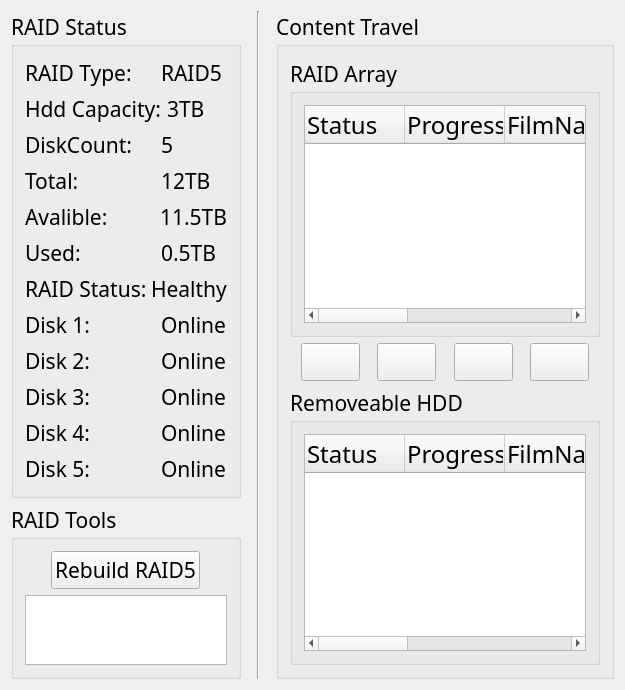
killerlife/CineCast, file src/UI/CineCastUi/CineCastUi/raid.ui: the form before one commit.
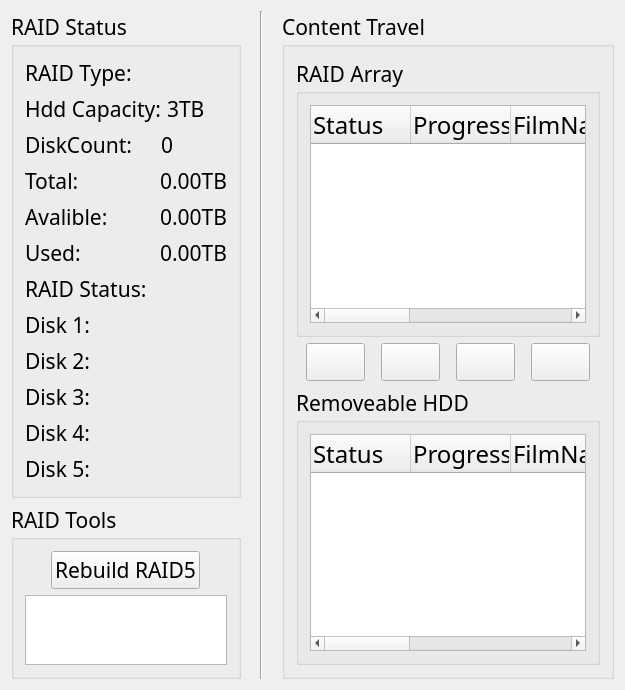
The form after the commit. Icons and pictures are not drawn.

```diff
--- a/src/UI/CineCastUi/CineCastUi/raid.ui
+++ b/src/UI/CineCastUi/CineCastUi/raid.ui
@@ -56,11 +56,7 @@
              </widget>
             </item>
             <item>
-             <widget class="QLabel" name="label_6" >
-              <property name="text" >
-               <string>RAID5</string>
-              </property>
-             </widget>
+             <widget class="QLabel" name="label_6" />
             </item>
            </layout>
           </item>
@@ -106,7 +102,7 @@
             <item>
              <widget class="QLabel" name="label_2" >
               <property name="text" >
-               <string>5</string>
+               <string>0</string>
               </property>
              </widget>
             </item>
@@ -130,7 +126,7 @@
             <item>
              <widget class="QLabel" name="label_20" >
               <property name="text" >
-               <string>12TB</string>
+               <string>0.00TB</string>
               </property>
              </widget>
             </item>
@@ -154,7 +150,7 @@
             <item>
              <widget class="QLabel" name="label_22" >
               <property name="text" >
-               <string>11.5TB</string>
+               <string>0.00TB</string>
               </property>
              </widget>
             </item>
@@ -178,7 +174,7 @@
             <item>
              <widget class="QLabel" name="label_24" >
               <property name="text" >
-               <string>0.5TB</string>
+               <string>0.00TB</string>
               </property>
              </widget>
             </item>
@@ -200,11 +196,7 @@
              </widget>
             </item>
             <item>
-             <widget class="QLabel" name="label_8" >
-              <property name="text" >
-               <string>Healthy</string>
-              </property>
-             </widget>
+             <widget class="QLabel" name="label_8" />
             </item>
            </layout>
           </item>
@@ -224,11 +216,7 @@
              </widget>
             </item>
             <item>
-             <widget class="QLabel" name="label_10" >
-              <property name="text" >
-               <string>Online</string>
-              </property>
-             </widget>
+             <widget class="QLabel" name="label_10" />
             </item>
            </layout>
           </item>
@@ -248,11 +236,7 @@
              </widget>
             </item>
             <item>
-             <widget class="QLabel" name="label_12" >
-              <property name="text" >
-               <string>Online</string>
-              </property>
-             </widget>
+             <widget class="QLabel" name="label_12" />
             </item>
            </layout>
           </item>
@@ -272,11 +256,7 @@
              </widget>
             </item>
             <item>
-             <widget class="QLabel" name="label_15" >
-              <property name="text" >
-               <string>Online</string>
-              </property>
-             </widget>
+             <widget class="QLabel" name="label_15" />
             </item>
            </layout>
           </item>
@@ -296,11 +276,7 @@
              </widget>
             </item>
             <item>
-             <widget class="QLabel" name="label_16" >
-              <property name="text" >
-               <string>Online</string>
-              </property>
-             </widget>
+             <widget class="QLabel" name="label_16" />
             </item>
            </layout>
           </item>
@@ -320,11 +296,7 @@
              </widget>
             </item>
             <item>
-             <widget class="QLabel" name="label_18" >
-              <property name="text" >
-               <string>Online</string>
-              </property>
-             </widget>
+             <widget class="QLabel" name="label_18" />
             </item>
            </layout>
           </item>
@@ -417,7 +389,7 @@
    <item>
     <widget class="QLabel" name="label_26" >
      <property name="text" >
-      <string> </string>
+      <string/>
      </property>
     </widget>
    </item>
@@ -431,7 +403,7 @@
    <item>
     <widget class="QLabel" name="label" >
      <property name="text" >
-      <string> </string>
+      <string/>
      </property>
     </widget>
    </item>
```
Left out of the diff: 8 changed lines with no effect on the pictures.
